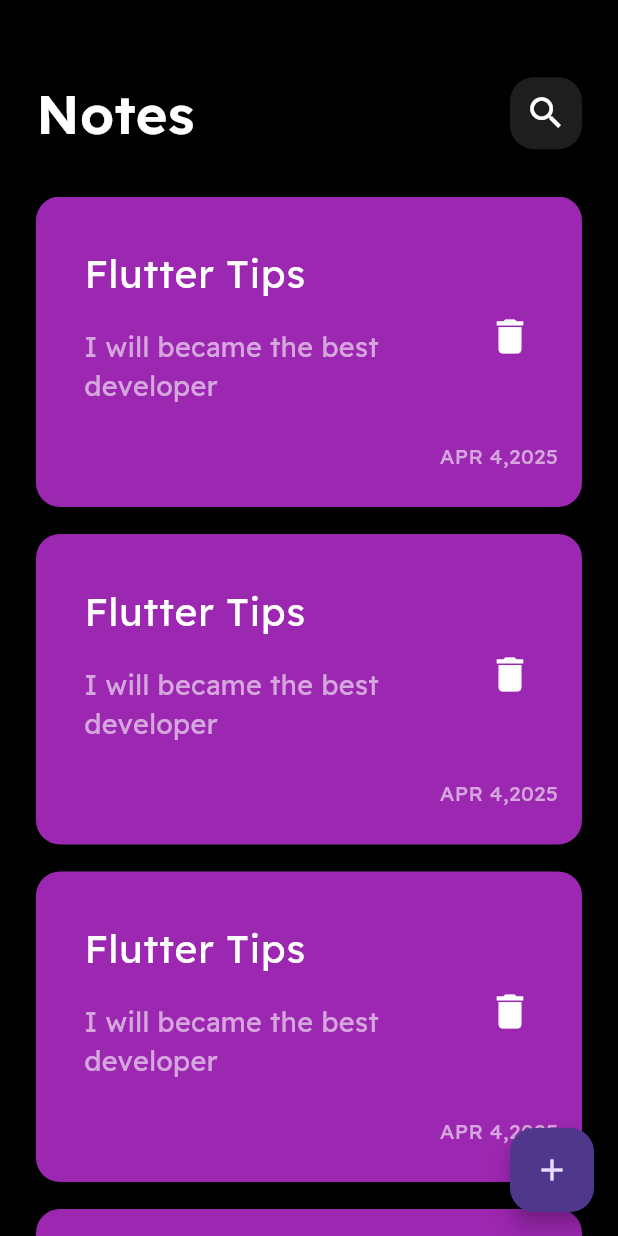
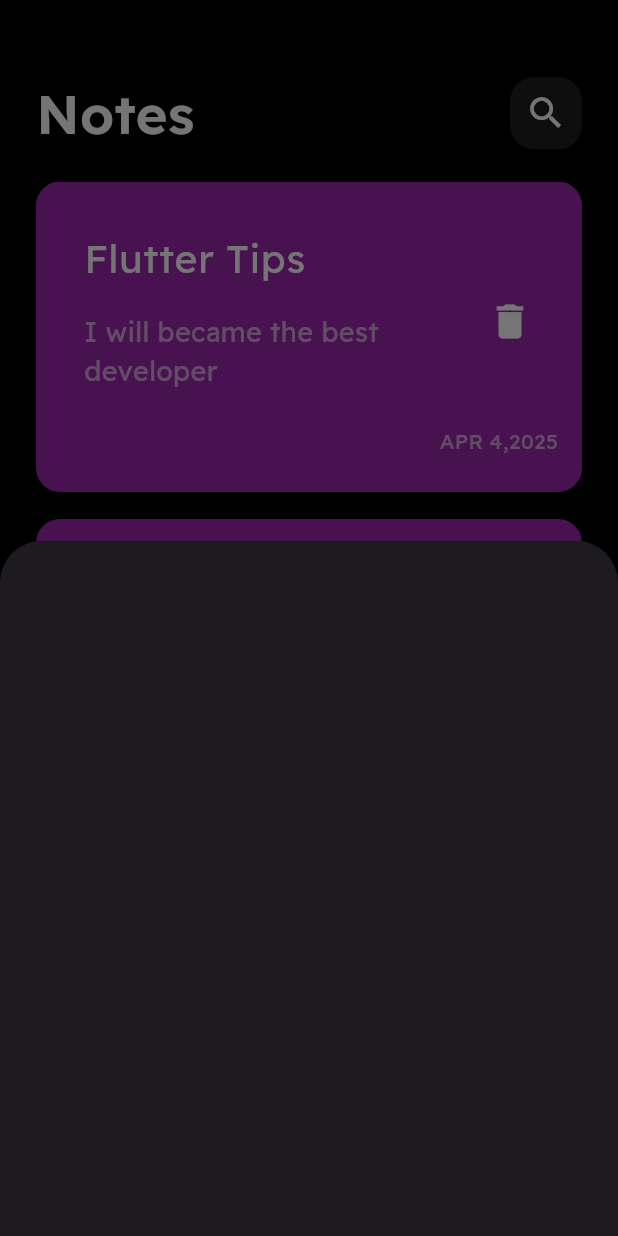
Before and after one commit to MahmooudHesham/notes_app, a Flutter app: the screen it shows after launch, after a tap on the "add" icon, on a phone screen of 412 x 824 dp. Run offline on Flutter 3.47's test engine with Material 3 defaults, Android fonts, the phone set to English and light mode, and no system bars.

Commit message:
show modal bottom sheet

```diff
--- a/lib/views/notes_view.dart
+++ b/lib/views/notes_view.dart
@@ -1,4 +1,5 @@
 import 'package:flutter/material.dart';
+import 'package:notes_app/widgets/add_note_bottomsheet.dart';
 import 'package:notes_app/widgets/notes_view_body.dart';
 
 class NotesView extends StatelessWidget {
@@ -8,7 +9,14 @@ class NotesView extends StatelessWidget {
   Widget build(BuildContext context) {
     return Scaffold(
       floatingActionButton: FloatingActionButton(
-        onPressed: () {},
+        onPressed: () {
+          showModalBottomSheet(
+            context: context,
+            builder: (context) {
+              return AddNoteBottomSheet();
+            },
+          );
+        },
         child: Icon(Icons.add),
       ),
       body: const NotesViewBody(),
--- /dev/null
+++ b/lib/widgets/add_note_bottomsheet.dart
@@ -0,0 +1,10 @@
+import 'package:flutter/material.dart';
+
+class AddNoteBottomSheet extends StatelessWidget {
+  const AddNoteBottomSheet({super.key});
+
+  @override
+  Widget build(BuildContext context) {
+    return Container();
+  }
+}
--- a/lib/widgets/notes_view_body.dart
+++ b/lib/widgets/notes_view_body.dart
@@ -13,7 +13,7 @@ class NotesViewBody extends StatelessWidget {
         children: [
           SizedBox(height: 50),
           CustomAppBar(),
-          SizedBox(height: 30),
+          SizedBox(height: 20),
           Expanded(child: NotesListView()),
         ],
       ),
```
